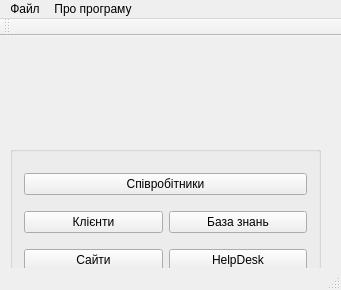
First picture: the form in mainwindow.ui, repository pkornya/SashaDiploma, before the edit.
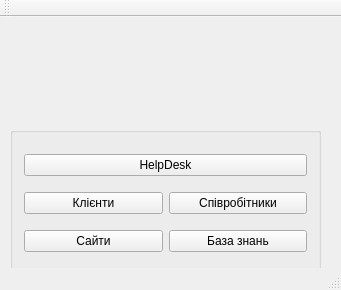
Second picture: the form after the edit. Icons and pictures are not drawn.

Commit message: Sanya sunok

```diff
--- a/mainwindow.ui
+++ b/mainwindow.ui
@@ -64,21 +64,21 @@
      <item row="3" column="1">
       <widget class="QPushButton" name="pushButton_2">
        <property name="text">
-        <string>HelpDesk</string>
+        <string>База знань</string>
        </property>
       </widget>
      </item>
      <item row="1" column="1">
       <widget class="QPushButton" name="pushButton_5">
        <property name="text">
-        <string>База знань</string>
+        <string>Співробітники</string>
        </property>
       </widget>
      </item>
      <item row="0" column="0" colspan="2">
       <widget class="QPushButton" name="pushButton_4">
        <property name="text">
-        <string>Співробітники</string>
+        <string>HelpDesk</string>
        </property>
       </widget>
      </item>
@@ -94,18 +94,6 @@
      <height>21</height>
     </rect>
    </property>
-   <widget class="QMenu" name="menu">
-    <property name="title">
-     <string>Файл</string>
-    </property>
-   </widget>
-   <widget class="QMenu" name="menu_2">
-    <property name="title">
-     <string>Про програму</string>
-    </property>
-   </widget>
-   <addaction name="menu"/>
-   <addaction name="menu_2"/>
   </widget>
   <widget class="QToolBar" name="mainToolBar">
    <attribute name="toolBarArea">
```
The commit also changes 2 other files.
